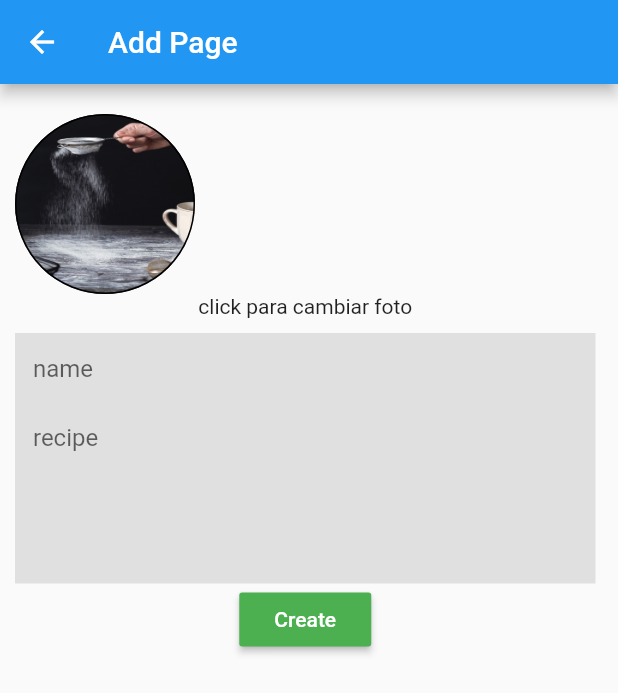
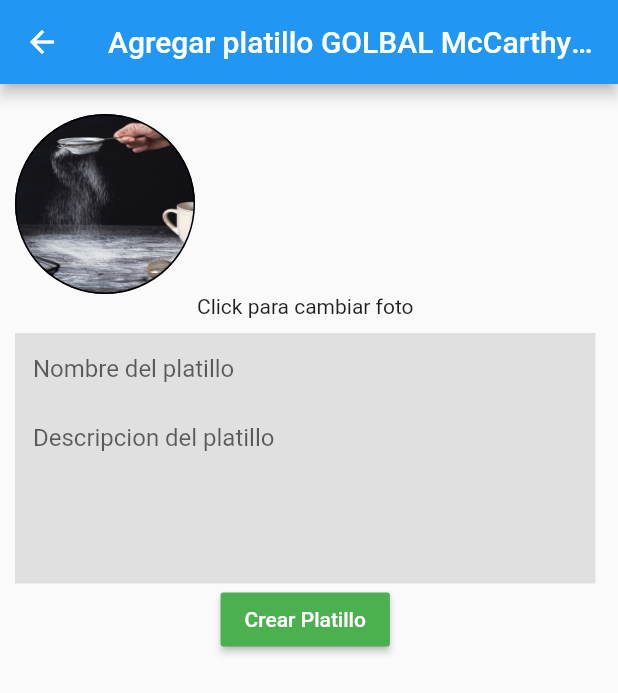
Before and after one commit to Eduardo-Chavez/Multy_McCarthys, a Flutter app: the MyAddPage screen opened directly, on a phone screen of 412 x 824 dp. Shown: the top 693 px of the screen. Run offline on Flutter 3.47's test engine with Material 2 defaults, Android fonts, the phone set to English and light mode, and no system bars; our stand-ins replace cloud_firestore, dio, firebase_auth, firebase_storage, font_awesome_flutter, google_maps_flutter and 6 more; missing offline and left inert: flutter_polyline_points; accounts and stored records are empty.

Commit message:
Cambios en la apliacion

```diff
--- a/lib/login_admin/login_page.dart
+++ b/lib/login_admin/login_page.dart
@@ -152,7 +152,7 @@ class _LoginPageState extends State<LoginPage> {
   Widget build(BuildContext context) {
     return Scaffold(
       appBar: AppBar(
-        title: Text('Recipes'),
+        title: Text('Multy McCarthy´s'),
       ),
       body: SingleChildScrollView(
           scrollDirection: Axis.vertical,
@@ -167,7 +167,7 @@ class _LoginPageState extends State<LoginPage> {
                         children: [
                           Padding(padding: EdgeInsets.only(top: 15.0)),
                           Text(
-                            'Recetas McCarthy´s \n Mis recetas',
+                            'Multy McCarthy´s',
                             textAlign: TextAlign.center,
                             style: TextStyle(
                               fontSize: 17.0,
@@ -188,11 +188,11 @@ List<Widget> buildInputs() {
         TextFormField(
           keyboardType: TextInputType.emailAddress,
           decoration: InputDecoration(
-            labelText: 'Email',
+            labelText: 'Correo',
             icon: Icon(FontAwesomeIcons.envelope),
           ),
           validator: (value) =>
-          value.isEmpty ? 'El campo Email está vacio' : null,
+          value.isEmpty ? 'El campo Correo está vacio' : null,
           onSaved: (value) => _email = value.trim(),
         ),
         Padding(
@@ -310,7 +310,7 @@ List<Widget> buildInputs() {
                 ),
               )),
           validator: (value) => value.isEmpty
-              ? 'El campo password debe tener\nal menos 6 caracteres'
+              ? 'El campo Contraseña debe tener\nal menos 6 caracteres'
               : null,
           onSaved: (value) => _password = value.trim(),
         ),
@@ -331,7 +331,7 @@ List<Widget> buildInputs() {
             crossAxisAlignment: CrossAxisAlignment.center,
             children: <Widget>[
               Text(
-                "Ingresar",
+                "Ingresar a Multy McCarthy´s",
                 style: TextStyle(color: Colors.white, fontSize: 15.0),
               ),
               Padding(
@@ -351,7 +351,7 @@ List<Widget> buildInputs() {
         ),
         FlatButton(
           child: Text(
-            'Crear una cuenta',//create new acount
+            'Crear una cuenta en Multy McCarthy´s',//create new acount
             style: TextStyle(fontSize: 20.0, color: Colors.grey),
           ),
           onPressed: _irRegistro,
@@ -386,7 +386,7 @@ List<Widget> buildInputs() {
         ),
         FlatButton(
           child: Text(
-            '¿Ya tienes una Cuenta?',
+            '¿Ya tienes Cuenta en Multy McCarthy´s?',
             style: TextStyle(fontSize: 20.0, color: Colors.grey),
           ),
           onPressed: _irLogin,
--- a/lib/pages/admin/add_recipe.dart
+++ b/lib/pages/admin/add_recipe.dart
@@ -176,7 +176,7 @@ class _MyAddPageState extends State<MyAddPage> {
 
     return Scaffold(
       appBar: AppBar(
-        title: Text('Add Page'),
+        title: Text('Agregar platillo GOLBAL McCarthy´s'),
       ),
       body: ModalProgressHUD(
         inAsyncCall: _isInAsyncCall,
@@ -210,7 +210,7 @@ class _MyAddPageState extends State<MyAddPage> {
                     )
                   ],
                 ),
-                Text('click para cambiar foto'),
+                Text('Click para cambiar foto'),
 
                 Padding(
                   padding: EdgeInsets.only(top: 10),
@@ -218,13 +218,13 @@ class _MyAddPageState extends State<MyAddPage> {
                 TextFormField(
                   decoration: InputDecoration(
                     border: InputBorder.none,
-                    hintText: 'name',
+                    hintText: 'Nombre del platillo',
                     fillColor: Colors.grey[300],
                     filled: true,
                   ),
                   validator: (value) {
                     if (value.isEmpty) {
-                      return 'Please enter some text';
+                      return 'Por favor ingresa el nombre del platillo';
                     }
                   },
                   onSaved: (value) => name = value.trim(),
@@ -233,13 +233,13 @@ class _MyAddPageState extends State<MyAddPage> {
                   maxLines: 5,
                   decoration: InputDecoration(
                     border: InputBorder.none,
-                    hintText: 'recipe',
+                    hintText: 'Descripcion del platillo',
                     fillColor: Colors.grey[300],
                     filled: true,
                   ),
                   validator: (value) {
                     if (value.isEmpty) {
-                      return 'Please enter some recipe';
+                      return 'Por favor ingresa la descripcion del platillo';
                     }
                   },
                   onSaved: (value) => recipe = value,
@@ -249,7 +249,7 @@ class _MyAddPageState extends State<MyAddPage> {
                   children: <Widget>[
                     RaisedButton(
                       onPressed: _enviar,
-                      child: Text('Create', style: TextStyle(color: Colors.white)),
+                      child: Text('Crear Platillo', style: TextStyle(color: Colors.white)),
                       color: Colors.green,
                     ),
                   ],)
--- a/lib/pages/admin/edit_recipe.dart
+++ b/lib/pages/admin/edit_recipe.dart
@@ -172,7 +172,7 @@ class _EditRecipeState extends State<EditRecipe> {
                       'recipe': _recipe,
                     }).then((value) => Navigator.of(context).pop())
                     .catchError((onError) =>
-                        print('Error al editar la receta en la bd'));
+                        print('Error al editar el platillo'));
                 _isInAsyncCall = false;
               });
             });
@@ -196,13 +196,11 @@ class _EditRecipeState extends State<EditRecipe> {
     }
   }
 
-
-
   @override
   Widget build(BuildContext context) {
      return Scaffold(
         appBar: AppBar(
-          title: Text('Recipe Edit'),
+          title: Text('Editar platillo McCarthy´s'),
         ),
         body: ModalProgressHUD(
             inAsyncCall: _isInAsyncCall,
@@ -238,20 +236,20 @@ class _EditRecipeState extends State<EditRecipe> {
                       keyboardType: TextInputType.text,
                       initialValue: _name,
                       decoration: InputDecoration(
-                          labelText: 'Name',
+                          labelText: 'Nombre del platillo',
                          ),
                       validator: (value) =>
-                          value.isEmpty ? 'El campo Nombre esta vacio' : null,
+                          value.isEmpty ? 'Por favor ingresa el nombre del platillo' : null,
                       onSaved: (value) => _name = value.trim(),
                     ),
                     TextFormField(
                       keyboardType: TextInputType.text,
                       initialValue: _recipe,
                       decoration: InputDecoration(
-                          labelText: 'Recipe',
+                          labelText: 'Descripcion del platillo',
                          ),
                       validator: (value) =>
-                          value.isEmpty ? 'El campo Nombre esta vacio' : null,
+                          value.isEmpty ? 'Por favor ingresa la descripcion del platillo' : null,
                       onSaved: (value) => _recipe = value.trim(),
                     ),
                     Padding(
--- a/lib/pages/admin/show_recipe.dart
+++ b/lib/pages/admin/show_recipe.dart
@@ -70,7 +70,7 @@ class _InicioPageState extends State<InicioPage> {
                         mainAxisAlignment: MainAxisAlignment.center,
                         children: <Widget>[
                           Text(
-                            '\nAgrega un recipe.\n',
+                            '\nAgregar Platillo McMcarthy´s.\n',
                             style: TextStyle(fontSize: 24, color: Colors.blue),
                           )
                         ],
--- a/lib/pages/myrecipes/list_my_recipe.dart
+++ b/lib/pages/myrecipes/list_my_recipe.dart
@@ -74,7 +74,7 @@ class _ListMyRecipeState extends State<ListMyRecipe> {
                         mainAxisAlignment: MainAxisAlignment.center,
                         children: <Widget>[
                           Text(
-                            '\nAgregar Platillo.\n',
+                            '\nAgregar Platillo McMcarthy´s.\n',
                             style: TextStyle(fontSize: 24, color: Colors.blue),
                           )
                         ],
--- a/lib/widgets/home_page.dart
+++ b/lib/widgets/home_page.dart
@@ -1,7 +1,7 @@
 import 'package:flutter/material.dart';
 import 'package:multymccarthys/auth/auth.dart';
-import 'food_body.dart';
-import 'foot_top.dart';
+import 'package:multymccarthys/widgets/food_body.dart';
+import 'package:multymccarthys/widgets/foot_top.dart';
 
 
 class HomePageRecipes extends StatefulWidget {
@@ -50,7 +50,7 @@ class _HomePageRecipesState extends State<HomePageRecipes> {
             alignment: Alignment.topCenter,
             child: Container(
               child: Text(
-                'Recetas Globales McCarthy´s',
+                'Recetas GLOBALES McCarthy´s',
                 style: TextStyle(
                     color: Colors.black,
                     fontSize: 18.0,
```
Also changed, not shown: lib/login_admin/contentPage.dart (+6 -3 lines), lib/login_admin/menu_page.dart (+6 -6 lines), lib/pages/empleados/lits_users.dart (added, +116 -0 lines), 1 other file.
